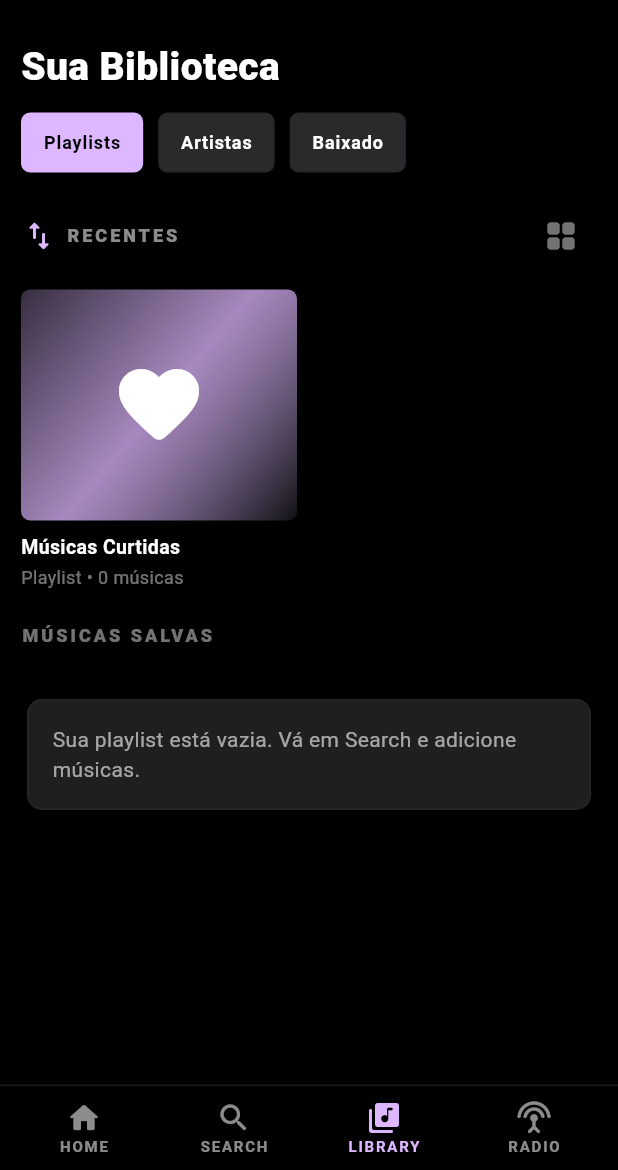
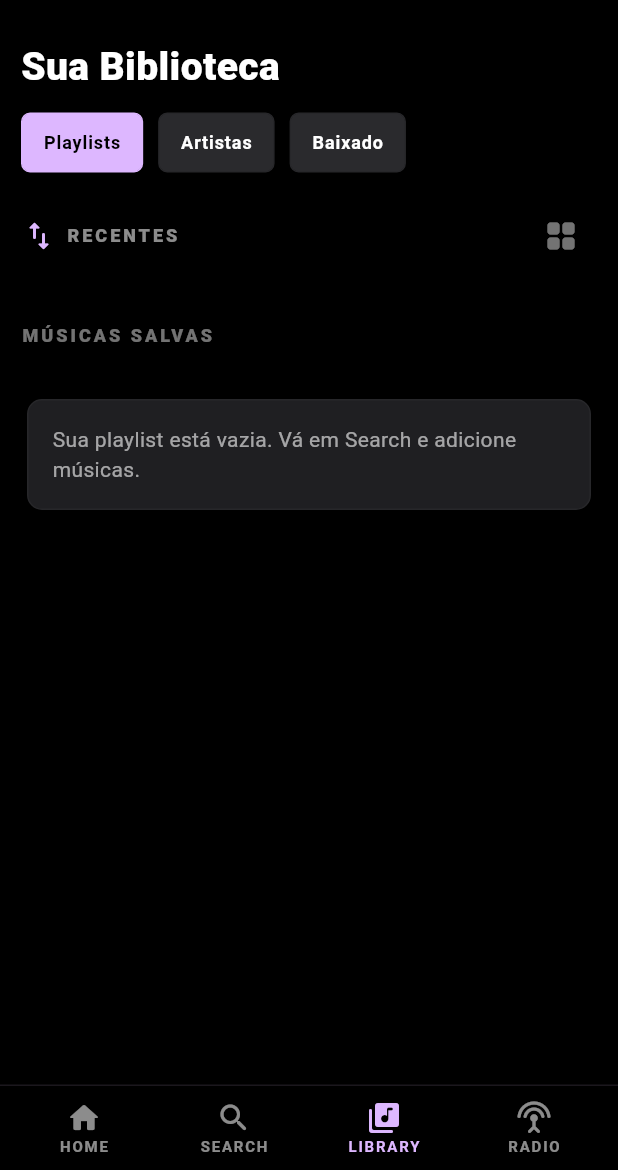
Before and after one commit to AlexandreCavalcantee/UniTune, a Flutter app: the screen it shows after launch, item 3 of the bottom bar chosen, on a phone screen of 412 x 824 dp, the part 66-1236 px from its top. Run offline on Flutter 3.47's test engine with Material 3 defaults, Android fonts, the phone set to English and light mode, and no system bars; our stand-ins replace just_audio, shared_preferences, sqflite; accounts and stored records are empty.

```diff
--- a/lib/presentation/providers/playlist_provider.dart
+++ b/lib/presentation/providers/playlist_provider.dart
@@ -1,13 +1,13 @@
 import 'package:flutter/foundation.dart';
-import '../../data/services/database_service.dart';
+import '../../data/services/preferences_service.dart';
 import '../../domain/entities/song.dart';
 
-/// State for the Playlist screen.
+/// State for the Playlist/Library screen.
 class PlaylistProvider extends ChangeNotifier {
-  final DatabaseService _db;
+  final PreferencesService _prefs;
 
-  PlaylistProvider({DatabaseService? db})
-      : _db = db ?? DatabaseService() {
+  PlaylistProvider({PreferencesService? prefs})
+      : _prefs = prefs ?? PreferencesService() {
     loadPlaylist();
   }
 
@@ -25,14 +25,14 @@ class PlaylistProvider extends ChangeNotifier {
 
   // ── Public Methods ───────────────────────────────────────────────────────
 
-  /// Loads all saved songs from the local database.
+  /// Loads all saved songs from local storage.
   Future<void> loadPlaylist() async {
     _isLoading = true;
     _errorMessage = null;
     notifyListeners();
 
     try {
-      _songs = await _db.getAllSongs();
+      _songs = await _prefs.loadPlaylist();
     } catch (e) {
       _errorMessage = 'Could not load playlist.';
     } finally {
@@ -41,35 +41,39 @@ class PlaylistProvider extends ChangeNotifier {
     }
   }
 
-  /// Adds [song] to the local playlist.
+  /// Adds [song] to the playlist if not already present.
   Future<void> addSong(Song song) async {
-    final id = await _db.insertSong(song);
-    _songs.insert(0, song.copyWith(id: id));
+    if (contains(song.trackId)) return;
+    final id = DateTime.now().millisecondsSinceEpoch;
+    final songWithId = song.copyWith(id: id);
+    _songs.insert(0, songWithId);
     notifyListeners();
+    try {
+      await _prefs.savePlaylist(_songs);
+    } catch (_) {}
   }
 
-  /// Returns true if a song with [trackId] is already saved in the playlist.
-  bool contains(String trackId) =>
-      _songs.any((s) => s.trackId == trackId);
+  /// Returns true if a song with [trackId] is already in the playlist.
+  bool contains(String trackId) => _songs.any((s) => s.trackId == trackId);
 
   /// Removes the song identified by [id] from the playlist.
   Future<void> removeSong(int id) async {
-    await _db.deleteSong(id);
     _songs.removeWhere((s) => s.id == id);
     notifyListeners();
+    try {
+      await _prefs.savePlaylist(_songs);
+    } catch (_) {}
   }
 
   /// Toggles the "suggest to radio" flag for a song.
   Future<void> toggleSuggestToRadio(Song song) async {
     if (song.id == null) return;
-
-    final newValue = !song.suggestToRadio;
-    await _db.updateSuggestToRadio(song.id!, suggest: newValue);
-
     final index = _songs.indexWhere((s) => s.id == song.id);
-    if (index != -1) {
-      _songs[index] = song.copyWith(suggestToRadio: newValue);
-      notifyListeners();
-    }
+    if (index == -1) return;
+    _songs[index] = song.copyWith(suggestToRadio: !song.suggestToRadio);
+    notifyListeners();
+    try {
+      await _prefs.savePlaylist(_songs);
+    } catch (_) {}
   }
 }
--- a/lib/presentation/screens/playlist_screen.dart
+++ b/lib/presentation/screens/playlist_screen.dart
@@ -275,13 +275,7 @@ class _RecentsGrid extends StatelessWidget {
     }.toList()
       ..sort();
 
-    final cards = <Widget>[
-      _LikedSongsCard(
-        count: songs.length,
-        primary: cs.primary,
-        onTap: () {},
-      ),
-    ];
+    final cards = <Widget>[];
 
     for (final s in songs.take(3)) {
       cards.add(_SquareMediaCard(
@@ -315,70 +309,6 @@ class _RecentsGrid extends StatelessWidget {
   }
 }
 
-class _LikedSongsCard extends StatelessWidget {
-  const _LikedSongsCard({
-    required this.count,
-    required this.primary,
-    required this.onTap,
-  });
-
-  final int count;
-  final Color primary;
-  final VoidCallback onTap;
-
-  @override
-  Widget build(BuildContext context) {
-    return InkWell(
-      onTap: onTap,
-      child: Column(
-        crossAxisAlignment: CrossAxisAlignment.start,
-        children: [
-          Expanded(
-            child: Container(
-              decoration: BoxDecoration(
-                borderRadius: BorderRadius.circular(6),
-                gradient: LinearGradient(
-                  begin: Alignment.topLeft,
-                  end: Alignment.bottomRight,
-                  colors: [
-                    primary.withValues(alpha: 0.25),
-                    primary.withValues(alpha: 0.75),
-                    const Color(0xFF111114),
-                  ],
-                ),
-              ),
-              child: const Center(
-                child: Icon(Icons.favorite_rounded,
-                    color: Colors.white, size: 64),
-              ),
-            ),
-          ),
-          const SizedBox(height: 8),
-          const Text(
-            'Músicas Curtidas',
-            maxLines: 1,
-            overflow: TextOverflow.ellipsis,
-            style: TextStyle(
-              color: Colors.white,
-              fontWeight: FontWeight.w700,
-              fontSize: 13,
-            ),
-          ),
-          const SizedBox(height: 2),
-          Text(
-            'Playlist • $count música${count == 1 ? '' : 's'}',
-            maxLines: 1,
-            overflow: TextOverflow.ellipsis,
-            style: TextStyle(
-              color: Colors.white.withValues(alpha: 0.45),
-              fontSize: 12,
-            ),
-          ),
-        ],
-      ),
-    );
-  }
-}
 
 class _SquareMediaCard extends StatelessWidget {
   const _SquareMediaCard({
```
Also changed, not shown: lib/data/services/database_service.dart (+62 -1 lines), lib/data/services/preferences_service.dart (+37 -1 lines), lib/presentation/providers/search_provider.dart (+54 -4 lines), lib/presentation/screens/search_screen.dart (+61 -7 lines).
